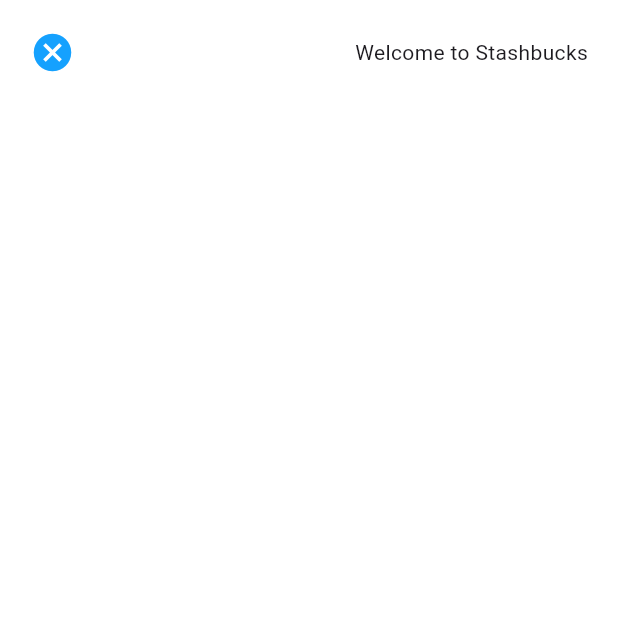
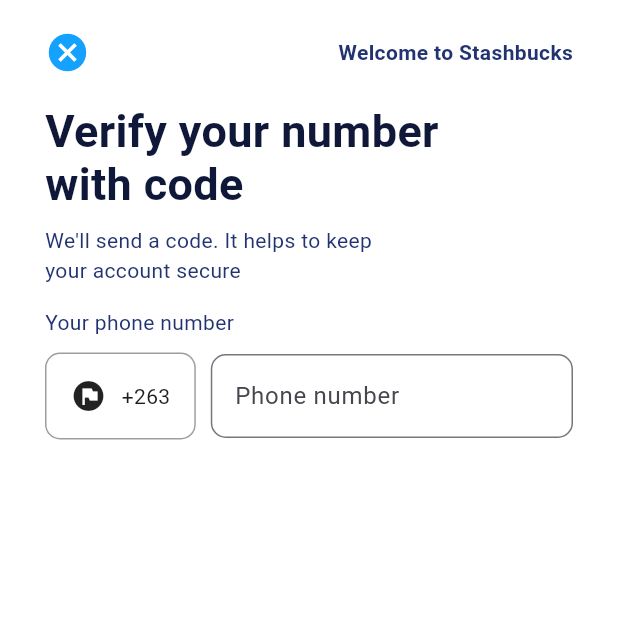
Before and after one commit to tinashemahwenda/stashbucks_x_challenge, a Flutter app: the screen it shows after launch, on a phone screen of 412 x 824 dp, the top half of it. Run offline on Flutter 3.47's test engine with Material 3 defaults, Android fonts, the light colour scheme and no system bars.

Commit message:
Created a input boxes

```diff
--- a/lib/screens/login_page.dart
+++ b/lib/screens/login_page.dart
@@ -8,8 +8,9 @@ class LoginPage extends StatelessWidget {
   Widget build(BuildContext context) {
     return SafeArea(
         child: Padding(
-      padding: const EdgeInsets.symmetric(horizontal: 20, vertical: 20),
+      padding: const EdgeInsets.symmetric(horizontal: 30, vertical: 20),
       child: Column(
+        crossAxisAlignment: CrossAxisAlignment.start,
         children: [
           Row(
             mainAxisAlignment: MainAxisAlignment.spaceBetween,
@@ -19,7 +20,73 @@ class LoginPage extends StatelessWidget {
                 color: AppColor.highlightColor,
                 size: 30,
               ),
-              Text('Welcome to Stashbucks'),
+              Text(
+                'Welcome to Stashbucks',
+                style: TextStyle(
+                  color: AppColor.textColor,
+                  fontWeight: FontWeight.bold,
+                ),
+              ),
+            ],
+          ),
+          SizedBox(
+            height: 20,
+          ),
+          Text(
+            'Verify your number \nwith code',
+            style: TextStyle(
+              fontSize: 30,
+              fontWeight: FontWeight.bold,
+              height: 0,
+              color: AppColor.secondaryText,
+            ),
+          ),
+          SizedBox(height: 10),
+          Text(
+            'We\'ll send a code. It helps to keep \nyour account secure',
+            style: TextStyle(
+              color: AppColor.textColor,
+            ),
+          ),
+          SizedBox(height: 15),
+          Text(
+            'Your phone number',
+            style: TextStyle(
+              color: AppColor.textColor,
+            ),
+          ),
+          SizedBox(
+            height: 10,
+          ),
+          Row(
+            spacing: 10,
+            children: [
+              Container(
+                padding: EdgeInsets.all(16),
+                decoration: BoxDecoration(
+                  border: Border.all(width: 1, color: Colors.grey),
+                  borderRadius: BorderRadius.circular(10),
+                  color: Colors.white,
+                ),
+                child: Row(
+                  spacing: 10,
+                  children: [Icon(Icons.flag_circle_sharp), Text('+263')],
+                ),
+              ),
+              Expanded(
+                child: TextField(
+                  decoration: InputDecoration(
+                    border: OutlineInputBorder(
+                      borderRadius: BorderRadius.circular(10),
+                      borderSide: BorderSide(
+                        width: 1,
+                        color: Colors.grey,
+                      ),
+                    ),
+                    hintText: 'Phone number',
+                  ),
+                ),
+              )
             ],
           )
         ],
```
